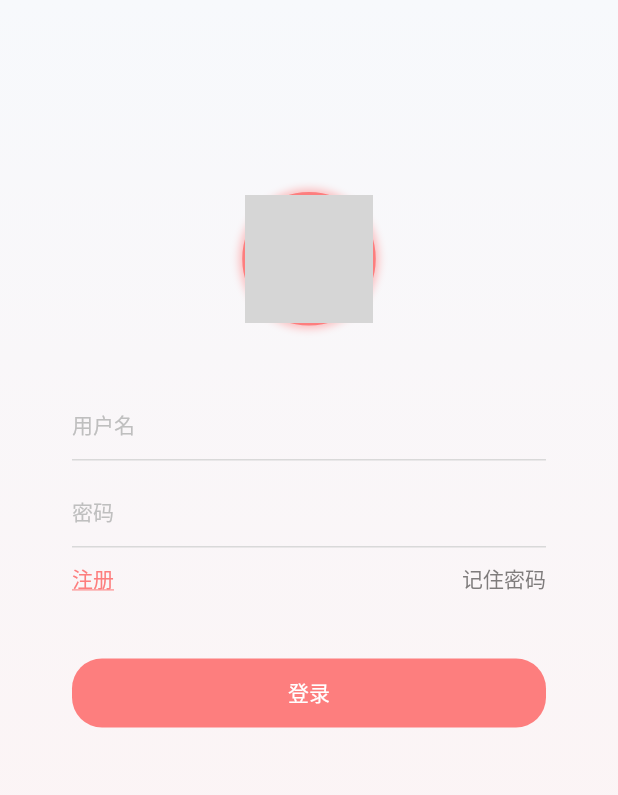
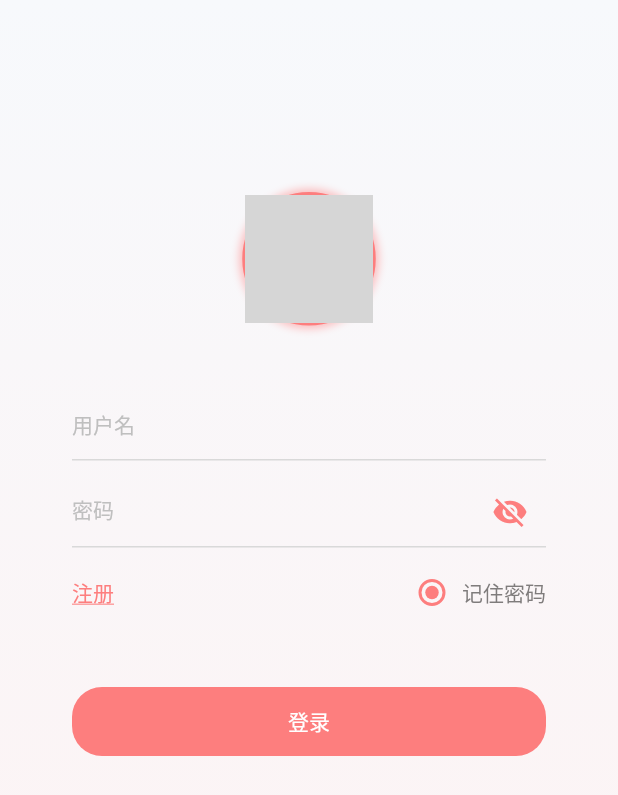
Before and after one commit to qinglongs/flutter-xiaomin, a Flutter app: the screen it shows after launch, after a tap on "跳过3s", on a phone screen of 412 x 824 dp. Shown: the top 795 px of the screen. Run offline on Flutter 3.47's test engine with Material 2 defaults, Android fonts, the phone set to English and light mode, and no system bars; our stand-ins replace file_picker, flutter_svg, photo_view, video_player; missing offline and left inert: video_thumbnail; network calls fail; grey boxes are pictures that could not be loaded.

Commit message:
feat: 完善页面

```diff
--- a/lib/main.dart
+++ b/lib/main.dart
@@ -98,13 +98,13 @@ class MyApp extends StatelessWidget {
               backgroundColor: Colors.white,
               iconTheme: IconThemeData(color: Color.fromRGBO(38, 38, 38, 1)),
               titleTextStyle: TextStyle(color: Color.fromRGBO(38, 38, 38, 1)))),
-      home: const MyHomePage(title: 'hello world'),
+      home: const MyHomePage(),
     );
   }
 }
 
 class MyHomePage extends StatefulWidget {
-  const MyHomePage({Key? key, required this.title}) : super(key: key);
+  const MyHomePage({Key? key}) : super(key: key);
   // This widget is the home page of your application. It is stateful, meaning
   // that it has a State object (defined below) that contains fields that affect
   // how it looks.
@@ -114,7 +114,6 @@ class MyHomePage extends StatefulWidget {
   // used by the build method of the State. Fields in a Widget subclass are
   // always marked "final".
 
-  final String title;
   @override
   State<MyHomePage> createState() => _MyHomePageState();
 }
--- a/lib/pages/login/login-page.dart
+++ b/lib/pages/login/login-page.dart
@@ -14,11 +14,13 @@ class Login extends StatefulWidget {
 }
 
 class LoginState extends State<Login> {
+  bool _rememberPassword = false;
+  bool _hiddenPassword = false;
+
   _handleLogin() {}
 
   @override
   Widget build(BuildContext context) {
-    // TODO: implement build
     return ScreenScaffold(
       bodyPadding: const EdgeInsets.only(left: 48, right: 48),
       body: Column(
@@ -47,18 +49,29 @@ class LoginState extends State<Login> {
           ),
           Container(
             margin: const EdgeInsets.only(top: 10),
-            child: const TextField(
+            child: TextField(
               decoration: InputDecoration(
-                hintStyle: TextStyle(
+                suffixIconColor: const Color.fromRGBO(253, 126, 126, 1),
+                suffixIcon: GestureDetector(
+                  onTap: () {
+                    setState(() {
+                      _hiddenPassword = !_hiddenPassword;
+                    });
+                  },
+                  child: Icon(_hiddenPassword
+                      ? Icons.visibility
+                      : Icons.visibility_off),
+                ),
+                hintStyle: const TextStyle(
                     fontSize: 14, color: Color.fromRGBO(191, 191, 191, 1)),
                 hintText: "密码",
-                errorBorder: UnderlineInputBorder(
+                errorBorder: const UnderlineInputBorder(
                     borderSide:
                         BorderSide(color: Color.fromRGBO(217, 217, 217, 1))),
-                enabledBorder: UnderlineInputBorder(
+                enabledBorder: const UnderlineInputBorder(
                     borderSide:
                         BorderSide(color: Color.fromRGBO(217, 217, 217, 1))),
-                focusedBorder: UnderlineInputBorder(
+                focusedBorder: const UnderlineInputBorder(
                   borderSide: BorderSide(
                       color: Color.fromRGBO(217, 217, 217, 1), width: 1),
                 ),
@@ -69,16 +82,41 @@ class LoginState extends State<Login> {
             margin: const EdgeInsets.only(top: 10, bottom: 42),
             child: Row(
               mainAxisAlignment: MainAxisAlignment.spaceBetween,
-              children: const [
-                Text(
+              children: [
+                const Text(
                   '注册',
                   style: TextStyle(
                       color: Color.fromRGBO(253, 126, 126, 1),
                       decoration: TextDecoration.underline),
                 ),
-                Text(
-                  '记住密码',
-                  style: TextStyle(color: Color.fromRGBO(127, 124, 124, 1)),
+                Row(
+                  mainAxisAlignment: MainAxisAlignment.end,
+                  crossAxisAlignment: CrossAxisAlignment.center,
+                  children: [
+                    GestureDetector(
+                      onTap: () {
+                        setState(() {
+                          _rememberPassword = !_rememberPassword;
+                        });
+                      },
+                      child: Radio<bool>(
+                        groupValue: false,
+                        toggleable: true,
+                        materialTapTargetSize: MaterialTapTargetSize.shrinkWrap,
+                        activeColor: const Color.fromRGBO(253, 126, 126, 1),
+                        value: _rememberPassword,
+                        onChanged: (bool? value) {
+                          setState(() {
+                            _rememberPassword = !_rememberPassword;
+                          });
+                        },
+                      ),
+                    ),
+                    const Text(
+                      '记住密码',
+                      style: TextStyle(color: Color.fromRGBO(127, 124, 124, 1)),
+                    ),
+                  ],
                 )
               ],
             ),
--- a/lib/pages/notepad/notepad.dart
+++ b/lib/pages/notepad/notepad.dart
@@ -13,7 +13,6 @@ class Notepad extends StatelessWidget {
 
   @override
   Widget build(BuildContext context) {
-    final size = MediaQuery.of(context).size;
     return SingleChildScrollView(
       child: Column(
         children: [
```
